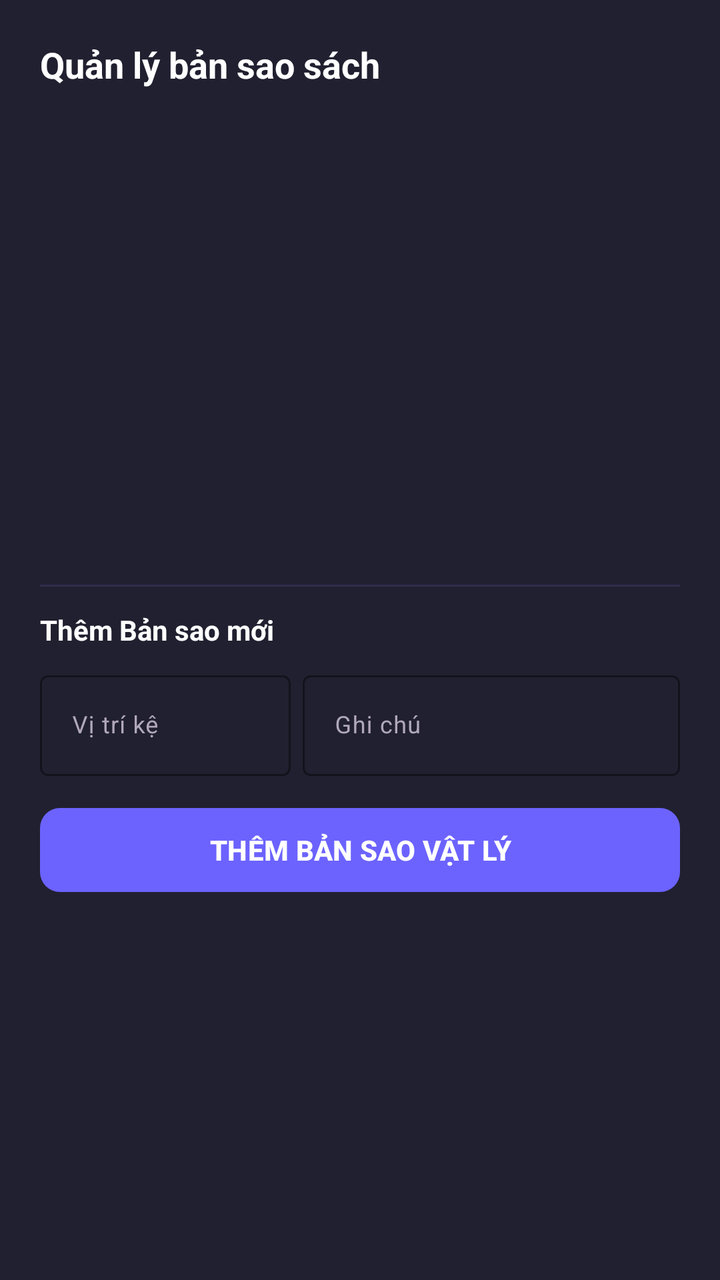
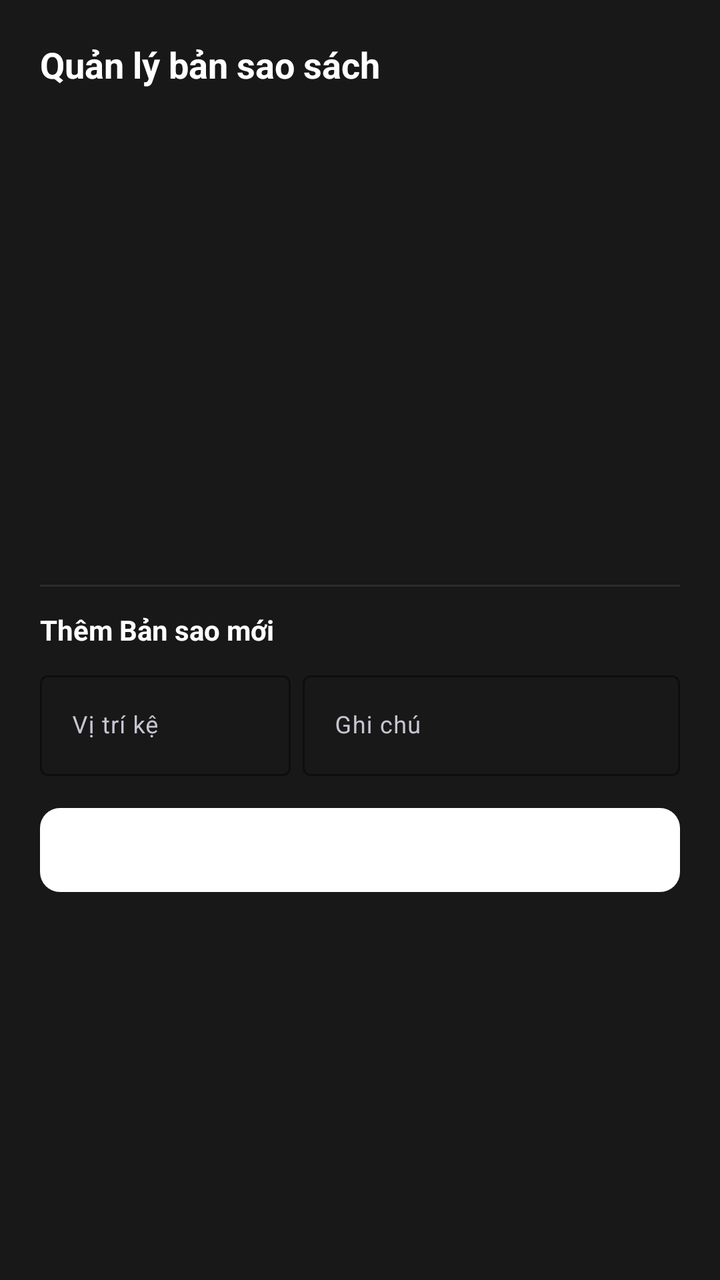

Two renders of the same Android screen: before a commit and after it. Below are the layout's source before the change and the commit's diff.
<!-- AndroidManifest.xml: application theme Theme.QLTV -->
<!-- res/layout/dialog_manage_copies.xml -->
<?xml version="1.0" encoding="utf-8"?>
<LinearLayout xmlns:android="http://schemas.android.com/apk/res/android"
    xmlns:app="http://schemas.android.com/apk/res-auto"
    android:layout_width="match_parent"
    android:layout_height="wrap_content"
    android:background="#212030"
    android:orientation="vertical"
    android:padding="20dp">

    <TextView
        android:id="@+id/txtDialogCopiesTitle"
        android:layout_width="match_parent"
        android:layout_height="wrap_content"
        android:layout_marginBottom="12dp"
        android:text="Quản lý bản sao sách"
        android:textColor="#FFFFFF"
        android:textSize="18sp"
        android:textStyle="bold" />

    
    <androidx.recyclerview.widget.RecyclerView
        android:id="@+id/rvDialogCopies"
        android:layout_width="match_parent"
        android:layout_height="220dp"
        android:layout_marginBottom="16dp" />

    <View
        android:layout_width="match_parent"
        android:layout_height="1dp"
        android:layout_marginBottom="12dp"
        android:background="#2E2C4D" />

    <TextView
        android:layout_width="wrap_content"
        android:layout_height="wrap_content"
        android:layout_marginBottom="8dp"
        android:text="Thêm Bản sao mới"
        android:textColor="#FFFFFF"
        android:textSize="14sp"
        android:textStyle="bold" />

    <LinearLayout
        android:layout_width="match_parent"
        android:layout_height="wrap_content"
        android:orientation="horizontal">

        <com.google.android.material.textfield.TextInputLayout
            style="@style/Widget.Material3.TextInputLayout.OutlinedBox"
            android:layout_width="0dp"
            android:layout_height="wrap_content"
            android:layout_weight="1"
            android:layout_marginEnd="6dp"
            android:hint="Vị trí kệ"
            android:textColorHint="#B0A8B9"
            app:boxStrokeColor="#6C63FF"
            app:boxStrokeWidthFocused="2dp"
            app:hintTextColor="#6C63FF">

            <com.google.android.material.textfield.TextInputEditText
                android:id="@+id/edtNewCopyViTri"
                android:layout_width="match_parent"
                android:layout_height="wrap_content"
                android:textColor="#FFFFFF"
                android:textSize="12sp" />
        </com.google.android.material.textfield.TextInputLayout>

        <com.google.android.material.textfield.TextInputLayout
            style="@style/Widget.Material3.TextInputLayout.OutlinedBox"
            android:layout_width="0dp"
            android:layout_height="wrap_content"
            android:layout_weight="1.5"
            android:hint="Ghi chú"
            android:textColorHint="#B0A8B9"
            app:boxStrokeColor="#6C63FF"
            app:boxStrokeWidthFocused="2dp"
            app:hintTextColor="#6C63FF">

            <com.google.android.material.textfield.TextInputEditText
                android:id="@+id/edtNewCopyGhiChu"
                android:layout_width="match_parent"
                android:layout_height="wrap_content"
                android:textColor="#FFFFFF"
                android:textSize="12sp" />
        </com.google.android.material.textfield.TextInputLayout>
    </LinearLayout>

    <com.google.android.material.button.MaterialButton
        android:id="@+id/btnDialogAddCopy"
        android:layout_width="match_parent"
        android:layout_height="50dp"
        android:layout_marginTop="12dp"
        android:text="THÊM BẢN SAO VẬT LÝ"
        android:textColor="#FFFFFF"
        android:textStyle="bold"
        app:backgroundTint="#6C63FF"
        app:cornerRadius="10dp" />

</LinearLayout>
<!-- resources referenced by this layout -->
<resources>
  <style name="Theme.QLTV" parent="Base.Theme.QLTV" />
  <style name="Base.Theme.QLTV" parent="Theme.Material3.DayNight.NoActionBar">
          
          
      </style>
</resources>

<!-- the commit's change to res/layout/dialog_manage_copies.xml (unified diff, before → after) -->
@@ -3,7 +3,7 @@
     xmlns:app="http://schemas.android.com/apk/res-auto"
     android:layout_width="match_parent"
     android:layout_height="wrap_content"
-    android:background="#212030"
+    android:background="#181818"
     android:orientation="vertical"
     android:padding="20dp">
 
@@ -28,7 +28,7 @@
         android:layout_width="match_parent"
         android:layout_height="1dp"
         android:layout_marginBottom="12dp"
-        android:background="#2E2C4D" />
+        android:background="#2D2D2D" />
 
     <TextView
         android:layout_width="wrap_content"
@@ -51,10 +51,10 @@
             android:layout_weight="1"
             android:layout_marginEnd="6dp"
             android:hint="Vị trí kệ"
-            android:textColorHint="#B0A8B9"
-            app:boxStrokeColor="#6C63FF"
+            android:textColorHint="#C5C5D2"
+            app:boxStrokeColor="#FFFFFF"
             app:boxStrokeWidthFocused="2dp"
-            app:hintTextColor="#6C63FF">
+            app:hintTextColor="#FFFFFF">
 
             <com.google.android.material.textfield.TextInputEditText
                 android:id="@+id/edtNewCopyViTri"
@@ -70,10 +70,10 @@
             android:layout_height="wrap_content"
             android:layout_weight="1.5"
             android:hint="Ghi chú"
-            android:textColorHint="#B0A8B9"
-            app:boxStrokeColor="#6C63FF"
+            android:textColorHint="#C5C5D2"
+            app:boxStrokeColor="#FFFFFF"
             app:boxStrokeWidthFocused="2dp"
-            app:hintTextColor="#6C63FF">
+            app:hintTextColor="#FFFFFF">
 
             <com.google.android.material.textfield.TextInputEditText
                 android:id="@+id/edtNewCopyGhiChu"
@@ -92,7 +92,7 @@
         android:text="THÊM BẢN SAO VẬT LÝ"
         android:textColor="#FFFFFF"
         android:textStyle="bold"
-        app:backgroundTint="#6C63FF"
+        app:backgroundTint="#FFFFFF"
         app:cornerRadius="10dp" />
 
 </LinearLayout>
